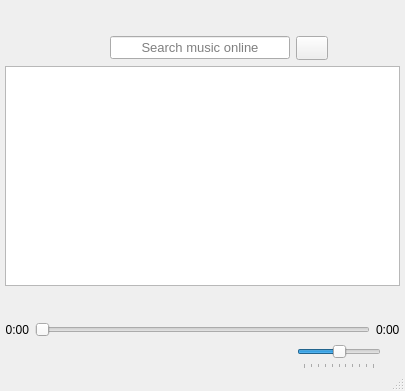
The window that player.ui (bugsbringer/Audio-Player) describes before a commit, drawn with Qt 5.
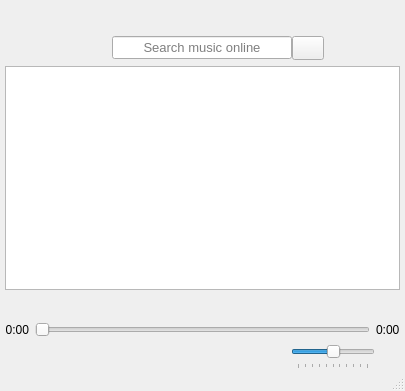
The same window after the commit.

The edit to the form file:
```diff
--- a/player.ui
+++ b/player.ui
@@ -216,6 +216,52 @@
       </property>
       <item>
        <layout class="QHBoxLayout" name="horizontalLayout_6">
+        <property name="spacing">
+         <number>0</number>
+        </property>
+        <item>
+         <widget class="QPushButton" name="clearListButton">
+          <property name="sizePolicy">
+           <sizepolicy hsizetype="Fixed" vsizetype="Fixed">
+            <horstretch>0</horstretch>
+            <verstretch>0</verstretch>
+           </sizepolicy>
+          </property>
+          <property name="minimumSize">
+           <size>
+            <width>32</width>
+            <height>24</height>
+           </size>
+          </property>
+          <property name="maximumSize">
+           <size>
+            <width>100</width>
+            <height>24</height>
+           </size>
+          </property>
+          <property name="mouseTracking">
+           <bool>true</bool>
+          </property>
+          <property name="toolTip">
+           <string>&lt;html&gt;&lt;head/&gt;&lt;body&gt;&lt;p&gt;Clear playlist&lt;/p&gt;&lt;/body&gt;&lt;/html&gt;</string>
+          </property>
+          <property name="styleSheet">
+           <string notr="true">*{
+	background-color: rgba(53, 53, 53, 0);
+	border: none;
+}
+*:hover{
+	background-color: rgb(76,76,76);
+}</string>
+          </property>
+          <property name="text">
+           <string/>
+          </property>
+          <property name="flat">
+           <bool>false</bool>
+          </property>
+         </widget>
+        </item>
         <item>
          <spacer name="horizontalSpacer_7">
           <property name="orientation">
@@ -248,7 +294,7 @@
             <property name="sizeHint" stdset="0">
              <size>
               <width>32</width>
-              <height>20</height>
+              <height>24</height>
              </size>
             </property>
            </spacer>
@@ -315,6 +361,9 @@
             <property name="mouseTracking">
              <bool>true</bool>
             </property>
+            <property name="toolTip">
+             <string>&lt;html&gt;&lt;head/&gt;&lt;body&gt;&lt;p&gt;Search&lt;/p&gt;&lt;/body&gt;&lt;/html&gt;</string>
+            </property>
             <property name="styleSheet">
              <string notr="true">*:hover{
 	background-color: rgb(76,76,76);
@@ -346,6 +395,40 @@
           </property>
          </spacer>
         </item>
+        <item>
+         <widget class="QPushButton" name="downloadButton">
+          <property name="minimumSize">
+           <size>
+            <width>32</width>
+            <height>24</height>
+           </size>
+          </property>
+          <property name="maximumSize">
+           <size>
+            <width>32</width>
+            <height>24</height>
+           </size>
+          </property>
+          <property name="contextMenuPolicy">
+           <enum>Qt::CustomContextMenu</enum>
+          </property>
+          <property name="toolTip">
+           <string>&lt;html&gt;&lt;head/&gt;&lt;body&gt;&lt;p&gt;Download selected tracks&lt;/p&gt;&lt;/body&gt;&lt;/html&gt;</string>
+          </property>
+          <property name="styleSheet">
+           <string notr="true">*{
+	background-color: rgba(53, 53, 53, 0);
+	border: none;
+}
+*:hover{
+	background-color: rgb(76,76,76);
+}</string>
+          </property>
+          <property name="text">
+           <string/>
+          </property>
+         </widget>
+        </item>
        </layout>
       </item>
       <item>
@@ -371,6 +454,9 @@
         <property name="autoScrollMargin">
          <number>16</number>
         </property>
+        <property name="editTriggers">
+         <set>QAbstractItemView::DoubleClicked</set>
+        </property>
         <property name="dragEnabled">
          <bool>false</bool>
         </property>
@@ -384,7 +470,7 @@
          <enum>Qt::CopyAction</enum>
         </property>
         <property name="selectionMode">
-         <enum>QAbstractItemView::SingleSelection</enum>
+         <enum>QAbstractItemView::ExtendedSelection</enum>
         </property>
         <property name="iconSize">
          <size>
@@ -399,6 +485,9 @@
       </item>
       <item>
        <layout class="QHBoxLayout" name="horizontalLayout_9">
+        <property name="spacing">
+         <number>0</number>
+        </property>
         <item>
          <widget class="QLabel" name="mediaName">
           <property name="minimumSize">
@@ -418,37 +507,6 @@
           </property>
          </widget>
         </item>
-        <item>
-         <widget class="QPushButton" name="clearListButton">
-          <property name="sizePolicy">
-           <sizepolicy hsizetype="Fixed" vsizetype="Fixed">
-            <horstretch>0</horstretch>
-            <verstretch>0</verstretch>
-           </sizepolicy>
-          </property>
-          <property name="minimumSize">
-           <size>
-            <width>32</width>
-            <height>24</height>
-           </size>
-          </property>
-          <property name="maximumSize">
-           <size>
-            <width>32</width>
-            <height>24</height>
-           </size>
-          </property>
-          <property name="mouseTracking">
-           <bool>true</bool>
-          </property>
-          <property name="text">
-           <string/>
-          </property>
-          <property name="flat">
-           <bool>true</bool>
-          </property>
-         </widget>
-        </item>
        </layout>
       </item>
       <item>
@@ -488,7 +546,7 @@
       <item>
        <layout class="QHBoxLayout" name="horizontalLayout_3">
         <property name="spacing">
-         <number>10</number>
+         <number>6</number>
         </property>
         <item>
          <spacer name="horizontalSpacer_2">
@@ -525,6 +583,9 @@
             <property name="mouseTracking">
              <bool>true</bool>
             </property>
+            <property name="toolTip">
+             <string>&lt;html&gt;&lt;head/&gt;&lt;body&gt;&lt;p&gt;Previous&lt;/p&gt;&lt;/body&gt;&lt;/html&gt;</string>
+            </property>
             <property name="styleSheet">
              <string notr="true">*{
 	background-color: rgba(53, 53, 53, 0);
@@ -565,6 +626,13 @@
             <property name="mouseTracking">
              <bool>true</bool>
             </property>
+            <property name="toolTip">
+             <string>&lt;!DOCTYPE HTML PUBLIC &quot;-//W3C//DTD HTML 4.0//EN&quot; &quot;http://www.w3.org/TR/REC-html40/strict.dtd&quot;&gt;
+&lt;html&gt;&lt;head&gt;&lt;meta name=&quot;qrichtext&quot; content=&quot;1&quot; /&gt;&lt;style type=&quot;text/css&quot;&gt;
+p, li { white-space: pre-wrap; }
+&lt;/style&gt;&lt;/head&gt;&lt;body style=&quot; font-family:'MS Shell Dlg 2'; font-size:8pt; font-weight:400; font-style:normal;&quot;&gt;
+&lt;p style=&quot; margin-top:12px; margin-bottom:12px; margin-left:0px; margin-right:0px; -qt-block-indent:0; text-indent:0px;&quot;&gt;Play&lt;/p&gt;&lt;/body&gt;&lt;/html&gt;</string>
+            </property>
             <property name="styleSheet">
              <string notr="true">*{
 	background-color: rgba(53, 53, 53, 0);
@@ -614,6 +682,9 @@
             <property name="mouseTracking">
              <bool>true</bool>
             </property>
+            <property name="toolTip">
+             <string>&lt;html&gt;&lt;head/&gt;&lt;body&gt;&lt;p&gt;Next&lt;/p&gt;&lt;/body&gt;&lt;/html&gt;</string>
+            </property>
             <property name="styleSheet">
              <string notr="true">*{
 	background-color: rgba(53, 53, 53, 0);
@@ -677,8 +748,20 @@
             <property name="mouseTracking">
              <bool>true</bool>
             </property>
+            <property name="toolTip">
+             <string>&lt;html&gt;&lt;head/&gt;&lt;body&gt;&lt;p&gt;Repeat current&lt;/p&gt;&lt;/body&gt;&lt;/html&gt;</string>
+            </property>
             <property name="styleSheet">
-             <string notr="true"/>
+             <string notr="true">*{
+	background-color: rgba(53, 53, 53, 0);
+	border: none;
+}
+*:hover{
+	background-color: rgb(76,76,76);
+}
+*:checked{
+	border: 2px solid rgb(100,100,100) ;
+}</string>
             </property>
             <property name="text">
              <string/>
@@ -696,7 +779,7 @@
              <bool>false</bool>
             </property>
             <property name="flat">
-             <bool>true</bool>
+             <bool>false</bool>
             </property>
            </widget>
           </item>
@@ -717,9 +800,22 @@
             <property name="mouseTracking">
              <bool>true</bool>
             </property>
+            <property name="toolTip">
+             <string>&lt;html&gt;&lt;head/&gt;&lt;body&gt;&lt;p&gt;Shuffle&lt;/p&gt;&lt;/body&gt;&lt;/html&gt;</string>
+            </property>
+            <property name="autoFillBackground">
+             <bool>false</bool>
+            </property>
             <property name="styleSheet">
-             <string notr="true">*:hover{
-	background-color: rgba(76,76,76,255);
+             <string notr="true">*{
+	background-color: rgba(53, 53, 53, 0);
+	border: none;
+}
+*:hover{
+	background-color: rgb(76,76,76);
+}
+*:checked{
+	border: 2px solid rgb(100,100,100) ;
 }</string>
             </property>
             <property name="text">
@@ -738,7 +834,7 @@
              <bool>false</bool>
             </property>
             <property name="flat">
-             <bool>true</bool>
+             <bool>false</bool>
             </property>
            </widget>
           </item>
@@ -779,6 +875,9 @@
             <property name="mouseTracking">
              <bool>true</bool>
             </property>
+            <property name="toolTip">
+             <string>&lt;html&gt;&lt;head/&gt;&lt;body&gt;&lt;p&gt;Mute&lt;/p&gt;&lt;/body&gt;&lt;/html&gt;</string>
+            </property>
             <property name="styleSheet">
              <string notr="true">*{
 	background-color: rgba(53, 53, 53, 0);
@@ -889,6 +988,11 @@
     <bool>true</bool>
    </property>
   </widget>
+  <action name="actiondownload_folder">
+   <property name="text">
+    <string>download folder</string>
+   </property>
+  </action>
  </widget>
  <tabstops>
   <tabstop>playButton</tabstop>
```
Left out of the diff: 1 changed line with no effect on the pictures.
